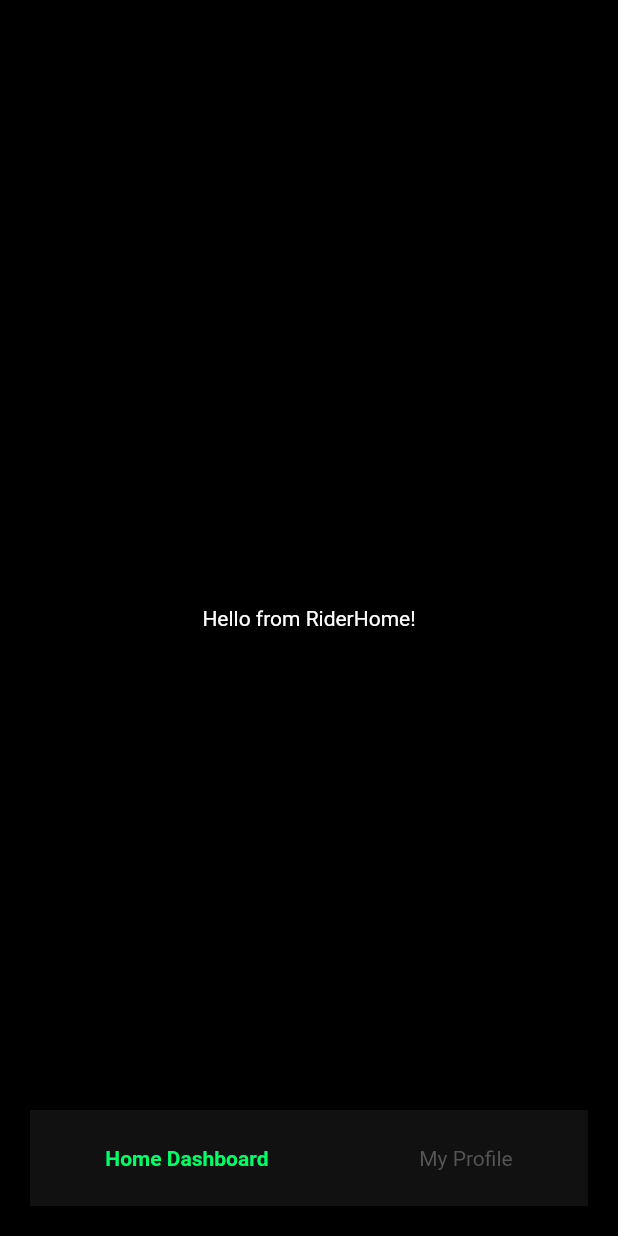
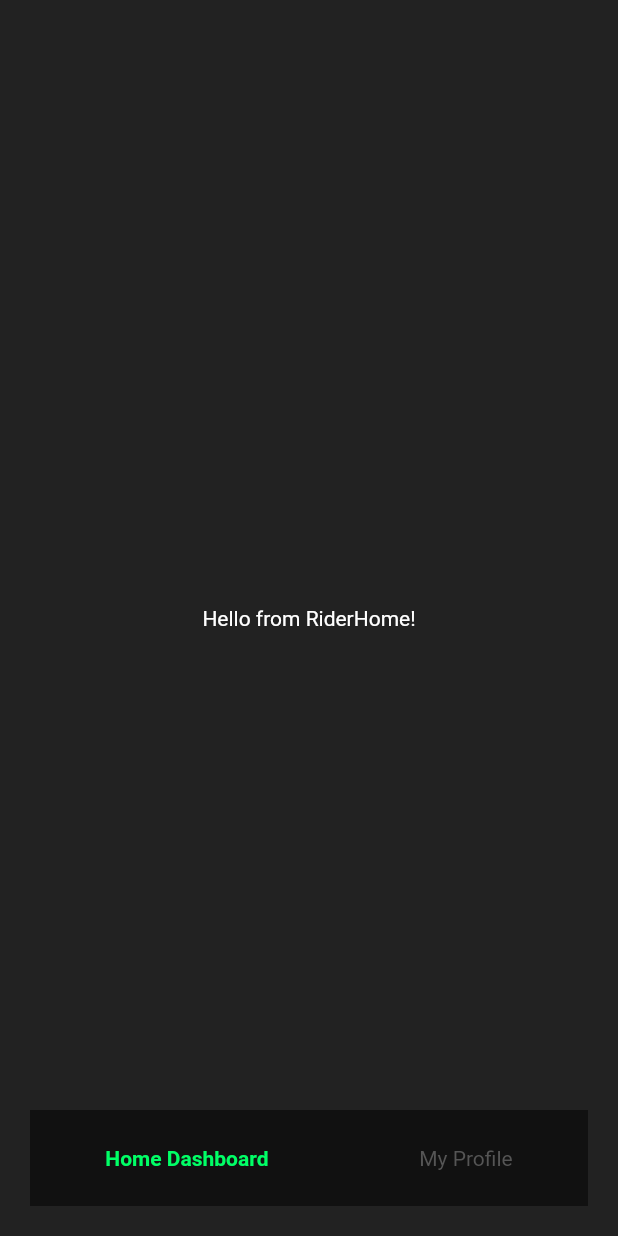
Before and after one commit to thihathit/omni, a Flutter app: the screen it shows after launch, on a phone screen of 412 x 824 dp. Run offline on Flutter 3.47's test engine with Material 3 defaults, Android fonts, the phone set to English and light mode, and no system bars; our stand-ins replace go_router.

Commit message:
fix router shell rendering

```diff
--- a/lib/components/rider_menu.dart
+++ b/lib/components/rider_menu.dart
@@ -3,13 +3,13 @@ import 'package:go_router/go_router.dart';
 import 'package:omni/router_info.dart';
 
 class RiderMenu extends StatelessWidget {
-  final StatefulNavigationShell navigationShell;
-  const RiderMenu({required this.navigationShell, super.key});
+  const RiderMenu({super.key});
 
   @override
   Widget build(BuildContext context) {
-    // 1. Get the current active URL path directly from GoRouter's current frame state
-    final String currentPath = GoRouterState.of(context).matchedLocation;
+    final String currentPath = GoRouter.of(
+      context,
+    ).routeInformationProvider.value.uri.path;
 
     return Container(
       height: 64,
@@ -17,9 +17,18 @@ class RiderMenu extends StatelessWidget {
       child: Row(
         mainAxisAlignment: MainAxisAlignment.spaceAround,
         children: [
-          // 2. Pass strings directly to match your Router Config perfectly
-          _buildItem(context, 'Home Dashboard', RIDER_HOME, currentPath),
-          _buildItem(context, 'My Profile', RIDER_PROFILE, currentPath),
+          _buildItem(
+            context,
+            'Home Dashboard',
+            RIDER_HOME,
+            currentPath == RIDER_HOME,
+          ),
+          _buildItem(
+            context,
+            'My Profile',
+            RIDER_PROFILE,
+            currentPath == RIDER_PROFILE,
+          ),
         ],
       ),
     );
@@ -28,18 +37,12 @@ class RiderMenu extends StatelessWidget {
   Widget _buildItem(
     BuildContext context,
     String label,
-    String targetPath,
-    String currentPath,
+    String path,
+    bool isSelected,
   ) {
-    // String matching handles everything safely without indexing math
-    final bool isSelected = currentPath == targetPath;
-
     return GestureDetector(
       behavior: HitTestBehavior.opaque,
-      onTap: () {
-        // Go directly to the path string. GoRouter handles branch switching under the hood!
-        GoRouter.of(context).go(targetPath);
-      },
+      onTap: () => context.go(path),
       child: Center(
         child: Text(
           label,
--- a/lib/router.dart
+++ b/lib/router.dart
@@ -17,10 +17,8 @@ final router = GoRouter(
 
     // --- RIDER PORTAL (Nested Stateful Workspace) ---
     StatefulShellRoute.indexedStack(
-      builder: (context, state, navigationShell) => RouterShell(
-        navigationShell: navigationShell,
-        menu: RiderMenu(navigationShell: navigationShell),
-      ),
+      builder: (context, state, navigationShell) =>
+          RouterShell(navigationShell: navigationShell, menu: RiderMenu()),
       branches: [
         StatefulShellBranch(
           routes: [
@@ -43,10 +41,8 @@ final router = GoRouter(
 
     // --- MERCHANT PORTAL (Nested Stateful Workspace) ---
     StatefulShellRoute.indexedStack(
-      builder: (context, state, navigationShell) => RouterShell(
-        navigationShell: navigationShell,
-        menu: MerchantMenu(navigationShell: navigationShell),
-      ),
+      builder: (context, state, navigationShell) =>
+          RouterShell(navigationShell: navigationShell, menu: MerchantMenu()),
       branches: [
         StatefulShellBranch(
           routes: [
--- a/lib/router_shell.dart
+++ b/lib/router_shell.dart
@@ -1,9 +1,9 @@
 import 'package:flutter/widgets.dart';
 import 'package:go_router/go_router.dart';
 
-class RouterShell extends StatelessWidget {
+class RouterShell extends StatefulWidget {
   final StatefulNavigationShell navigationShell;
-  final Widget menu; // Accepts ANY custom navigation widget layout
+  final Widget menu;
 
   const RouterShell({
     required this.navigationShell,
@@ -12,40 +12,77 @@ class RouterShell extends StatelessWidget {
   });
 
   @override
+  State<RouterShell> createState() => _RouterShellState();
+}
+
+class _RouterShellState extends State<RouterShell>
+    with SingleTickerProviderStateMixin {
+  late final AnimationController _controller;
+  late Animation<Offset> _slide;
+  late Animation<double> _fade;
+
+  @override
+  void initState() {
+    super.initState();
+    _controller = AnimationController(
+      duration: const Duration(milliseconds: 220),
+      vsync: this,
+      value: 1.0, // already complete on first render
+    );
+    _slide = _buildSlide(Offset.zero); // no-op on init
+    _fade = _buildFade();
+  }
+
+  @override
+  void didUpdateWidget(covariant RouterShell oldWidget) {
+    super.didUpdateWidget(oldWidget);
+
+    final oldIndex = oldWidget.navigationShell.currentIndex;
+    final newIndex = widget.navigationShell.currentIndex;
+
+    if (newIndex != oldIndex) {
+      final double direction = newIndex > oldIndex ? 1.0 : -1.0;
+      _slide = _buildSlide(Offset(0.06 * direction, 0.0));
+      _fade = _buildFade();
+      _controller.forward(from: 0.0);
+    }
+  }
+
+  Animation<Offset> _buildSlide(Offset begin) => Tween<Offset>(
+    begin: begin,
+    end: Offset.zero,
+  ).animate(CurvedAnimation(parent: _controller, curve: Curves.easeOutCubic));
+
+  Animation<double> _buildFade() =>
+      CurvedAnimation(parent: _controller, curve: Curves.easeOutCubic);
+
+  @override
+  void dispose() {
+    _controller.dispose();
+    super.dispose();
+  }
+
+  @override
   Widget build(BuildContext context) {
     final bottomPadding = MediaQuery.paddingOf(context).bottom;
 
     return Container(
-      color: const Color(0xFF000000), // Core OLED black layer
       child: Directionality(
         textDirection: TextDirection.ltr,
         child: Stack(
           children: [
-            // Dynamic Horizontal Sliding Canvas Content
-            AnimatedSwitcher(
-              duration: const Duration(milliseconds: 220),
-              switchInCurve: Curves.easeOutCubic,
-              transitionBuilder: (child, animation) {
-                return SlideTransition(
-                  position: Tween<Offset>(
-                    begin: const Offset(0.06, 0.0),
-                    end: Offset.zero,
-                  ).animate(animation),
-                  child: FadeTransition(opacity: animation, child: child),
-                );
-              },
-              child: KeyedSubtree(
-                key: ValueKey<int>(navigationShell.currentIndex),
-                child: navigationShell,
+            SlideTransition(
+              position: _slide,
+              child: FadeTransition(
+                opacity: _fade,
+                child: widget.navigationShell,
               ),
             ),
-
-            // Pinned Navigation Widget Insertion Slot
             Positioned(
               left: 20,
               right: 20,
               bottom: bottomPadding + 20,
-              child: menu, // Dynamically rendered custom widget
+              child: widget.menu,
             ),
           ],
         ),
--- a/lib/screens/rider_home.dart
+++ b/lib/screens/rider_home.dart
@@ -9,6 +9,6 @@ class RiderHome extends StatelessWidget {
 
     const body = Center(child: text);
 
-    return Container(child: body);
+    return Container(child: body, color: const Color(0xFF222222));
   }
 }
--- a/lib/screens/rider_profile.dart
+++ b/lib/screens/rider_profile.dart
@@ -9,6 +9,6 @@ class RiderProfile extends StatelessWidget {
 
     const body = Center(child: text);
 
-    return Container(child: body);
+    return Container(child: body, color: const Color.fromARGB(255, 65, 2, 2));
   }
 }
```
Also changed, not shown: lib/components/merchant_menu.dart (+14 -12 lines).
